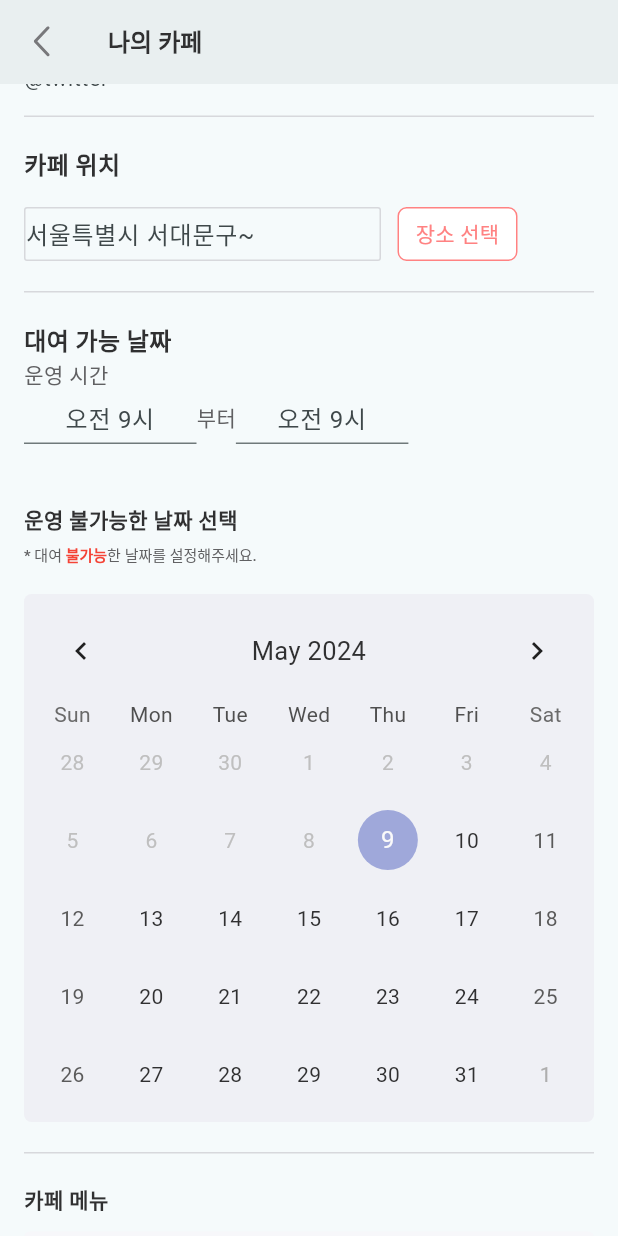
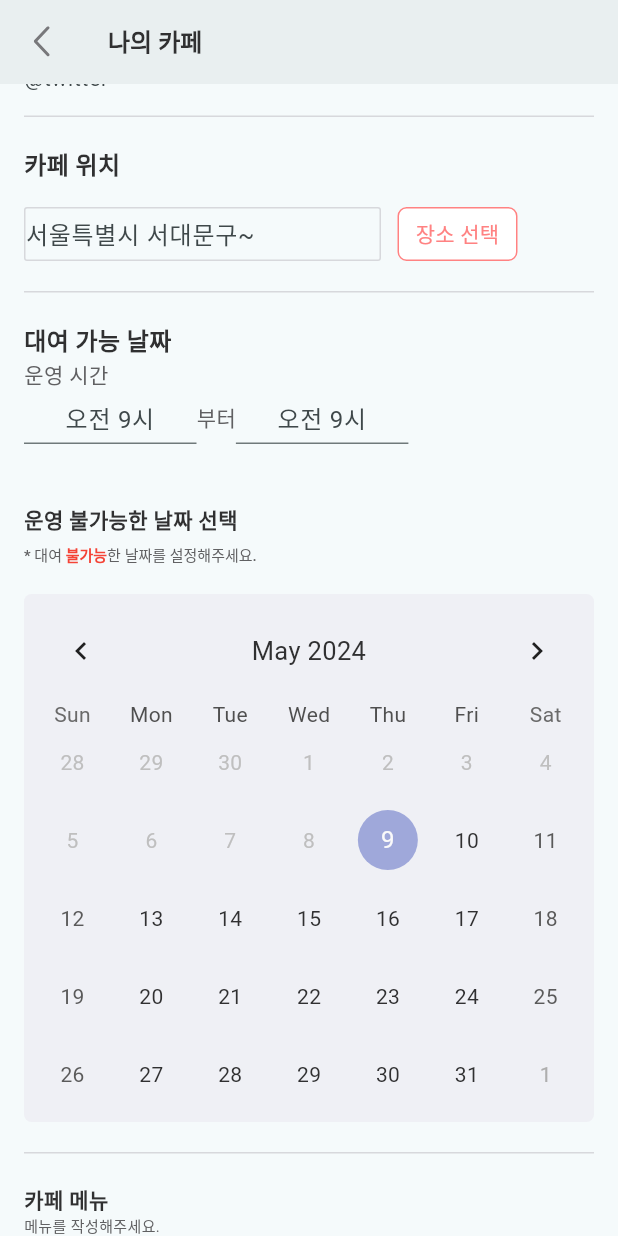
Before and after one commit to BirthdayCafe/Birca_Android, a Flutter app: the OwnerMyCafeEdit screen opened directly, scrolled down 576 dp, on a phone screen of 412 x 824 dp. Run offline on Flutter 3.47's test engine with Material 3 defaults, Android fonts, the phone set to English and light mode, and no system bars; drawn by our look-alikes of table_calendar; our stand-ins replace card_swiper, dio, file_picker, flutter_dotenv, flutter_secure_storage, flutter_svg and 1 more; missing offline and left inert: kakao_flutter_sdk; accounts and stored records are empty; network calls fail; Roboto replaces fonts that are missing (Pretandard, Pretendard); statements that could not run were skipped.

Commit message:
fix. 사장님 나의 카페 화면 완성

```diff
--- a/lib/view/owner/onwer_my_cafe_edit.dart
+++ b/lib/view/owner/onwer_my_cafe_edit.dart
@@ -7,14 +7,12 @@ import '../../widgets/button.dart';
 
 class OwnerMyCafeEdit extends StatefulWidget {
   const OwnerMyCafeEdit({super.key});
+
   @override
   State<StatefulWidget> createState() => _OwnerMyCafeEdit();
-
-
 }
 
-class _OwnerMyCafeEdit extends State<OwnerMyCafeEdit>{
-
+class _OwnerMyCafeEdit extends State<OwnerMyCafeEdit> {
   List<String> cafeImage = [
     'lib/assets/image/img_cafe_test.png',
     'lib/assets/image/img_cafe_test.png',
@@ -90,18 +88,14 @@ class _OwnerMyCafeEdit extends State<OwnerMyCafeEdit>{
                       fontWeight: FontWeight.w700),
                 ),
                 const TextField(
-
                   style: TextStyle(
                       fontSize: 14,
                       color: Palette.gray08,
                       fontFamily: 'Pretendard',
                       fontWeight: FontWeight.w400),
                   decoration: InputDecoration(
-                        hintText: "카페 이름",
-                        border: InputBorder.none
+                      hintText: "카페 이름", border: InputBorder.none),
                 ),
-                    ),
-
                 Container(
                   width: double.infinity,
                   height: 1,
@@ -125,11 +119,8 @@ class _OwnerMyCafeEdit extends State<OwnerMyCafeEdit>{
                       fontFamily: 'Pretendard',
                       fontWeight: FontWeight.w400),
                   decoration: InputDecoration(
-                          hintText: "@twitter",
-                          border: InputBorder.none
+                      hintText: "@twitter", border: InputBorder.none),
                 ),
-                    ),
-
                 Container(
                   width: double.infinity,
                   height: 1,
@@ -146,11 +137,10 @@ class _OwnerMyCafeEdit extends State<OwnerMyCafeEdit>{
                       fontFamily: 'Pretendard',
                       fontWeight: FontWeight.w700),
                 ),
-                    const SizedBox(height: 16,),
-                    Row(
-
-                        children: [
-
+                const SizedBox(
+                  height: 16,
+                ),
+                Row(children: [
                   Container(
                     width: 238,
                     height: 36,
@@ -161,11 +151,7 @@ class _OwnerMyCafeEdit extends State<OwnerMyCafeEdit>{
                     alignment: Alignment.center,
                     child: const TextField(
                       decoration: InputDecoration(
-                            hintText: '서울특별시 서대문구~',
-
-                            border: InputBorder.none
-                          ),
-
+                          hintText: '서울특별시 서대문구~', border: InputBorder.none),
                     ),
                   ),
                   const SizedBox(
@@ -179,8 +165,7 @@ class _OwnerMyCafeEdit extends State<OwnerMyCafeEdit>{
                     radius: 6,
                     textColor: Palette.primary,
                     textSize: 14,
-                        onPressed: () {
-                        },
+                    onPressed: () {},
                     backgroundColor: Colors.white,
                   )
                 ]),
@@ -217,27 +202,33 @@ class _OwnerMyCafeEdit extends State<OwnerMyCafeEdit>{
                       width: 115,
                       height: 36,
                       child: TextField(
-
                         textAlign: TextAlign.center,
                         decoration: InputDecoration(
                           hintText: "오전 9시",
-                            focusedBorder: UnderlineInputBorder( // 활성화된 상태의 밑줄 색상
+                          focusedBorder: UnderlineInputBorder(
+                            // 활성화된 상태의 밑줄 색상
                             borderSide: BorderSide(color: Palette.primary),
                           ),
                         ),
                       ),
                     ),
-                        Text("부터",style: TextStyle(color: Palette.gray08,
-                        fontSize: 14,fontFamily: 'Pretendard',fontWeight: FontWeight.w500),),
+                    Text(
+                      "부터",
+                      style: TextStyle(
+                          color: Palette.gray08,
+                          fontSize: 14,
+                          fontFamily: 'Pretendard',
+                          fontWeight: FontWeight.w500),
+                    ),
                     SizedBox(
                       width: 115,
                       height: 36,
                       child: TextField(
-
                         textAlign: TextAlign.center,
                         decoration: InputDecoration(
                           hintText: "오전 9시",
-                              focusedBorder: UnderlineInputBorder( // 활성화된 상태의 밑줄 색상
+                          focusedBorder: UnderlineInputBorder(
+                            // 활성화된 상태의 밑줄 색상
                             borderSide: BorderSide(color: Palette.primary),
                           ),
                         ),
@@ -248,7 +239,6 @@ class _OwnerMyCafeEdit extends State<OwnerMyCafeEdit>{
                 const SizedBox(
                   height: 20,
                 ),
-
                 const SizedBox(
                   height: 20,
                 ),
@@ -260,8 +250,9 @@ class _OwnerMyCafeEdit extends State<OwnerMyCafeEdit>{
                       fontFamily: 'Pretendard',
                       fontWeight: FontWeight.w700),
                 ),
-                    const SizedBox(height: 5,),
-
+                const SizedBox(
+                  height: 5,
+                ),
                 RichText(
                   text: TextSpan(
                       style: DefaultTextStyle.of(context).style,
@@ -295,15 +286,15 @@ class _OwnerMyCafeEdit extends State<OwnerMyCafeEdit>{
                         ),
                       ]),
                 ),
-                    const SizedBox(height: 19,),
+                const SizedBox(
+                  height: 19,
+                ),
                 Container(
                   decoration: BoxDecoration(
                       borderRadius: BorderRadius.circular(5),
-                        color: Palette.gray02
-                      ),
+                      color: Palette.gray02),
                   padding: const EdgeInsets.all(6),
                   child: TableCalendar(
-
                     //오늘 날짜
                     focusedDay: DateTime.now(),
                     firstDay: DateTime.now(),
@@ -332,17 +323,22 @@ class _OwnerMyCafeEdit extends State<OwnerMyCafeEdit>{
                       fontFamily: 'Pretendard',
                       fontWeight: FontWeight.w700),
                 ),
+                const Text(
+                  '메뉴를 작성해주세요.',
+                  style: TextStyle(
+                      fontSize: 10,
+                      color: Palette.gray08,
+                      fontFamily: 'Pretendard',
+                      fontWeight: FontWeight.w400),
+                ),
                 const SizedBox(
                   height: 11,
                 ),
                 Container(
-                      padding:
-                      const EdgeInsets.only(left: 12, right: 12, bottom: 12),
-                      decoration: BoxDecoration(
-                        color: const Color(0xffF7F7FA),
-                        borderRadius: BorderRadius.circular(4),
-                      ),
-                      child: ListView.builder(
+                  padding: const EdgeInsets.only(left: 12, bottom: 12),
+                  child: Column(
+                    children: [
+                      ListView.builder(
                           shrinkWrap: true, // shrinkWrap을 true로 설정
                           physics: const NeverScrollableScrollPhysics(),
                           itemCount: cafeMenu.length,
@@ -352,38 +348,72 @@ class _OwnerMyCafeEdit extends State<OwnerMyCafeEdit>{
                                   top: 12,
                                 ),
                                 child: Row(
-                                  mainAxisAlignment: MainAxisAlignment.spaceBetween,
+                                  mainAxisAlignment:
+                                      MainAxisAlignment.spaceBetween,
                                   children: [
-                                    Text(
-                                      cafeMenu[index],
-                                      style: const TextStyle(
-                                          fontWeight: FontWeight.w400,
-                                          fontSize: 14,
-                                          color: Palette.gray10),
-                                    ),
-                                    const Expanded(
-                                      child: Divider(
-                                        color: Palette.gray06,
-                                        // 점선의 색상 설정
-                                        height: 1,
-                                        // 점선의 높이 설정
-                                        thickness: 1,
-                                        // 점선의 두께 설정
-                                        indent: 10,
-                                        // 시작 부분 여백 설정
-                                        endIndent: 10, // 끝 부분 여백 설정
+                                    Expanded(
+                                      flex: 3,
+                                      // height : 35,
+                                      // width: 150,
+                                      child: TextField(
+                                        textAlign: TextAlign.center,
+                                        decoration: InputDecoration(
+                                          hintText: cafeMenu[index],
+                                          enabledBorder:
+                                              const UnderlineInputBorder(
+                                            // 활성화된 상태의 밑줄 색상
+                                            borderSide: BorderSide(
+                                                color: Palette.primary),
                                           ),
                                         ),
-                                    Text(
-                                      cafeMenu[index],
-                                      style: const TextStyle(
-                                          fontWeight: FontWeight.w600,
-                                          fontSize: 14,
-                                          color: Palette.primary),
                                       ),
+                                    ),
+                                    const SizedBox(
+                                      width: 16,
+                                    ),
+                                    Expanded(
+                                      flex: 2,
+                                      // height : 35,
+                                      // width: 100,
+                                      child: TextField(
+                                        textAlign: TextAlign.center,
+                                        decoration: InputDecoration(
+                                          hintText: cafeMenu[index],
+                                          enabledBorder:
+                                              const UnderlineInputBorder(
+                                            // 활성화된 상태의 밑줄 색상
+                                            borderSide: BorderSide(
+                                                color: Palette.gray03),
+                                          ),
+                                        ),
+                                      ),
+                                    ),
+                                    IconButton(
+                                        onPressed: () {
+                                          deleteCafeMenu(index);
+                                        },
+                                        icon: const Icon(
+                                          Icons.highlight_remove,
+                                          size: 24,
+                                        ))
                                   ],
                                 ));
                           }),
+                      BircaOutLinedButton(
+                        text: '추가하기',
+                        radiusColor: Palette.gray02,
+                        backgroundColor: Palette.gray02,
+                        width: 260,
+                        height: 40,
+                        radius: 7,
+                        textColor: Palette.gray08,
+                        textSize: 14,
+                        onPressed: () {
+                          addCafeMenu();
+                        },
+                      )
+                    ],
+                  ),
                 ),
                 const SizedBox(
                   height: 20,
@@ -396,67 +426,105 @@ class _OwnerMyCafeEdit extends State<OwnerMyCafeEdit>{
                       fontFamily: 'Pretendard',
                       fontWeight: FontWeight.w700),
                 ),
+                const Text(
+                  '제공 가능한 추가 서비스를 작성해주세요.',
+                  style: TextStyle(
+                      fontSize: 10,
+                      color: Palette.gray08,
+                      fontFamily: 'Pretendard',
+                      fontWeight: FontWeight.w400),
+                ),
                 const SizedBox(
                   height: 11,
                 ),
                 Container(
-                      padding:
-                      const EdgeInsets.only(left: 12, right: 12, bottom: 12),
-                      decoration: BoxDecoration(
-                        color: const Color(0xffF7F7FA),
-                        borderRadius: BorderRadius.circular(4),
-                      ),
-                      child: ListView.builder(
+                  padding: const EdgeInsets.only(left: 12, bottom: 12),
+                  child: Column(
+                    children: [
+                      ListView.builder(
                           shrinkWrap: true, // shrinkWrap을 true로 설정
                           physics: const NeverScrollableScrollPhysics(),
                           itemCount: service.length,
                           itemBuilder: (context, index) {
                             return Container(
-                                padding: const EdgeInsets.only(top: 12),
+                                padding: const EdgeInsets.only(
+                                  top: 12,
+                                ),
                                 child: Row(
-                                  mainAxisAlignment: MainAxisAlignment.spaceBetween,
+                                  mainAxisAlignment:
+                                      MainAxisAlignment.spaceBetween,
                                   children: [
-                                    Text(
-                                      service[index],
-                                      style: const TextStyle(
-                                          fontWeight: FontWeight.w400,
-                                          fontSize: 14,
-                                          color: Palette.gray10),
-                                    ),
-                                    const Expanded(
-                                      child: Divider(
-                                        color: Palette.gray06,
-                                        // 점선의 색상 설정
-                                        height: 1,
-                                        // 점선의 높이 설정
-                                        thickness: 1,
-                                        // 점선의 두께 설정
-                                        indent: 10,
-                                        // 시작 부분 여백 설정
-                                        endIndent: 10, // 끝 부분 여백 설정
+                                    Expanded(
+                                      flex: 3,
+                                      // height : 35,
+                                      // width: 150,
+                                      child: TextField(
+                                        textAlign: TextAlign.center,
+                                        decoration: InputDecoration(
+                                          hintText: service[index],
+                                          enabledBorder:
+                                              const UnderlineInputBorder(
+                                            // 활성화된 상태의 밑줄 색상
+                                            borderSide: BorderSide(
+                                                color: Palette.primary),
                                           ),
                                         ),
-                                    Text(
-                                      service[index],
-                                      style: const TextStyle(
-                                          fontWeight: FontWeight.w600,
-                                          fontSize: 14,
-                                          color: Palette.primary),
                                       ),
+                                    ),
+                                    const SizedBox(
+                                      width: 16,
+                                    ),
+                                    Expanded(
+                                      flex: 2,
+                                      child: TextField(
+                                        textAlign: TextAlign.center,
+                                        decoration: InputDecoration(
+                                          hintText: service[index],
+                                          enabledBorder:
+                                              const UnderlineInputBorder(
+                                            // 활성화된 상태의 밑줄 색상
+                                            borderSide: BorderSide(
+                                                color: Palette.gray03),
+                                          ),
+                                        ),
+                                      ),
+                                    ),
+                                    IconButton(
+                                        onPressed: () {
+                                          deleteService(index);
+                                        },
+                                        icon: const Icon(
+                                          Icons.highlight_remove,
+                                          size: 24,
+                                        ))
                                   ],
                                 ));
                           }),
+                      BircaOutLinedButton(
+                        text: '추가하기',
+                        radiusColor: Palette.gray02,
+                        backgroundColor: Palette.gray02,
+                        width: 260,
+                        height: 40,
+                        radius: 7,
+                        textColor: Palette.gray08,
+                        textSize: 14,
+                        onPressed: () {
+                          addService();
+                        },
+                      )
+                    ],
+                  ),
                 ),
                 const SizedBox(
                   height: 20,
                 ),
-
-
               ],
             ),
           ),
           GestureDetector(
-                child: Container(width: double.infinity,
+            child: Container(
+              width: double.infinity,
               height: 40,
               color: Palette.gray04,
               alignment: Alignment.center,
@@ -466,25 +534,46 @@ class _OwnerMyCafeEdit extends State<OwnerMyCafeEdit>{
                     fontWeight: FontWeight.w700,
                     fontFamily: 'Pretendard',
                     color: Colors.white,
-                        fontSize: 14
+                    fontSize: 14),
               ),
-                  ),),
-                onTap: (){
+            ),
+            onTap: () {
               Navigator.pop(context);
-
             },
           ),
-
           const SizedBox(
             height: 20,
           ),
-
         ],
-
-          )
-      ),
+      )),
     );
   }
 
+  //카페 메뉴 삭제
+  void deleteCafeMenu(int index) {
+    setState(() {
+      cafeMenu.removeAt(index);
+    });
+  }
 
+  //카페 메뉴 생성
+  void addCafeMenu() {
+    setState(() {
+      cafeMenu.add("a");
+    });
   }
+
+  //데코 및 추가 서비스 삭제
+  void deleteService(int index) {
+    setState(() {
+      service.removeAt(index);
+    });
+  }
+
+  //데코 및 추가 서비스 생성
+  void addService() {
+    setState(() {
+      service.add("a");
+    });
+  }
+}
```
Lines whose indentation alone changed are shown as unchanged.
